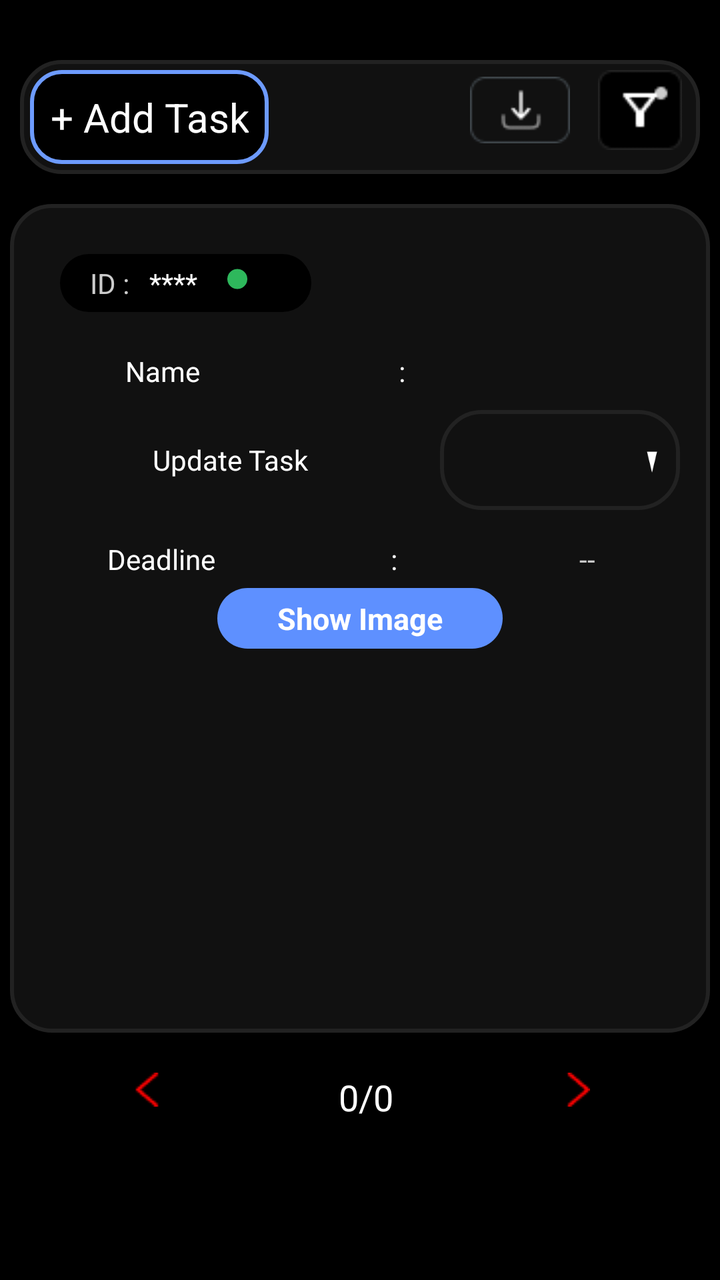
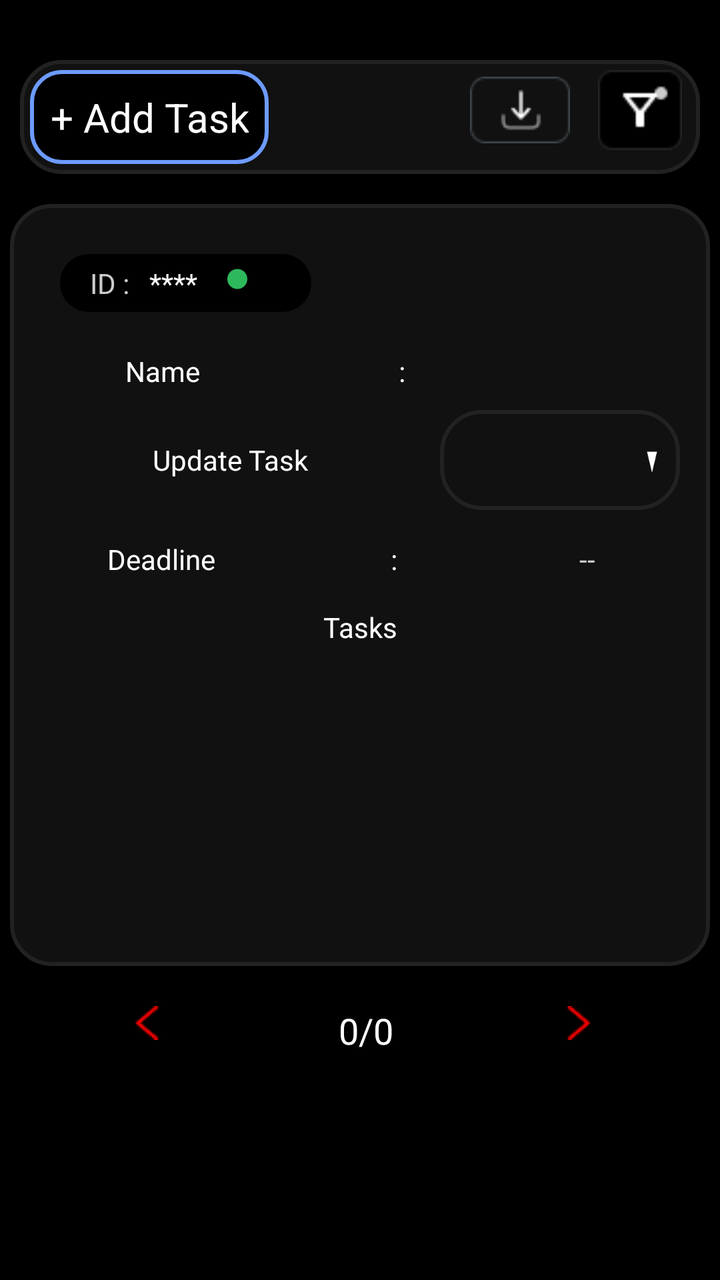

Screens rendered from an Android XML layout before and after an edit, with the pre-edit source and the edit as a unified diff.
<!-- AndroidManifest.xml: application theme AppTheme -->
<!-- res/layout/fragment_tasks.xml -->
<?xml version="1.0" encoding="utf-8"?>
<layout xmlns:android="http://schemas.android.com/apk/res/android"
    xmlns:app="http://schemas.android.com/apk/res-auto"
    xmlns:tools="http://schemas.android.com/tools">

    <LinearLayout
        android:layout_width="match_parent"
        android:layout_height="match_parent"
        android:background="@android:color/black"
        android:clickable="true"
        android:orientation="vertical"
        tools:context=".manager.activity.fragment.TasksFragment">


        <LinearLayout
            android:layout_width="match_parent"
            android:layout_height="wrap_content"
            android:layout_marginTop="20dp"
            android:orientation="horizontal">

            <ImageView
                android:layout_width="wrap_content"
                android:layout_height="wrap_content"
                android:layout_marginStart="25dp"
                android:src="@drawable/backbutton"
                android:visibility="gone" />

            <TextView
                android:id="@+id/taskreport"
                android:layout_width="match_parent"
                android:layout_height="wrap_content"
                android:layout_marginBottom="@dimen/_10"
                android:gravity="center"
                android:text="Task Report"
                android:textColor="@color/greyforText"
                android:textSize="22sp"
                android:visibility="gone" />

            <TextView
                android:id="@+id/myteamTask"
                android:layout_width="match_parent"
                android:layout_height="wrap_content"
                android:layout_marginBottom="@dimen/_10"
                android:gravity="center"
                android:text="My Team Tasks"
                android:textColor="@color/greyforText"
                android:textSize="22sp"
                android:visibility="gone" />

        </LinearLayout>

        
        
        
        
        
        
        
        
        
        
        
        
        
        
        
        
        

        <RelativeLayout
            android:layout_width="match_parent"
            android:layout_height="wrap_content"
            android:layout_margin="@dimen/_10"
            android:background="@drawable/dark_grey_bg"
            android:clickable="false">

            <TextView
                android:id="@+id/addnewTask"
                android:layout_width="wrap_content"
                android:layout_height="wrap_content"
                android:layout_margin="@dimen/_5dp"
                android:layout_marginStart="@dimen/_10"
                android:layout_marginEnd="@dimen/_15"
                android:background="@drawable/blue_border"
                android:clickable="true"
                android:gravity="center"
                android:padding="@dimen/_10"
                android:text="+ Add Task"
                android:textColor="@color/white"
                android:textSize="20sp" />

            <LinearLayout
                android:layout_width="wrap_content"
                android:layout_height="wrap_content"
                android:layout_alignParentEnd="true"
                android:layout_marginStart="15dp"
                android:gravity="center"
                android:orientation="horizontal">

                <ImageView
                    android:id="@+id/downloadIcon"
                    android:layout_width="@dimen/_60dp"
                    android:layout_height="50dp"
                    android:layout_gravity="end"
                    android:clickable="true"
                    android:padding="@dimen/_5dp"
                    android:src="@drawable/download" />

                <ImageView
                    android:id="@+id/filter"
                    android:layout_width="@dimen/_60dp"
                    android:layout_height="50dp"
                    android:clickable="true"
                    android:gravity="center"
                    android:padding="@dimen/_5dp"
                    android:src="@drawable/filter_img"
                    android:text="  Filter  "
                    android:textColor="@color/greyforText"
                    android:textSize="22sp" />

            </LinearLayout>
        </RelativeLayout>
        
        
        
        
        

        
        <RelativeLayout
            android:layout_width="match_parent"
            android:layout_height="300dp"
            android:layout_margin="@dimen/_5dp"
            android:layout_marginTop="@dimen/_20dp"
            android:layout_weight="2"
            android:background="@drawable/dark_grey_bg"
            android:elevation="@dimen/_5dp"
            android:paddingLeft="@dimen/_5dp"
            android:paddingTop="@dimen/_20dp"
            android:paddingRight="@dimen/_5dp">

            <LinearLayout
                android:id="@id/topLayout"
                android:layout_width="match_parent"
                android:layout_height="wrap_content"
                android:layout_marginStart="@dimen/_15"
                android:orientation="horizontal"
                android:weightSum="4">

                <LinearLayout
                    android:id="@+id/firstlay"
                    android:layout_width="wrap_content"
                    android:layout_height="wrap_content"
                    android:layout_margin="@dimen/_5dp"
                    android:layout_marginStart="@dimen/_20dp"
                    android:layout_weight=".5"
                    android:background="@drawable/black_button"
                    android:padding="@dimen/_5dp">

                    <TextView
                        android:layout_width="wrap_content"
                        android:layout_height="wrap_content"
                        android:paddingStart="10dp"
                        android:text="ID :"
                        android:textColor="@color/greyforText" />

                    <TextView
                        android:id="@+id/id"
                        android:layout_width="wrap_content"
                        android:layout_height="wrap_content"
                        android:paddingStart="@dimen/_10"
                        android:paddingEnd="@dimen/_10"
                        android:text="****"
                        android:textColor="@color/white" />

                    <ImageView
                        android:layout_width="10dp"
                        android:layout_height="15dp"
                        android:layout_marginStart="@dimen/_5dp"
                        android:src="@drawable/green_dot" />
                </LinearLayout>


                <TextView
                    android:id="@+id/date"
                    android:layout_width="wrap_content"
                    android:layout_height="match_parent"
                    android:layout_weight="3"
                    android:gravity="center"
                    android:text=""
                    android:textColor="@color/white" />


            </LinearLayout>

            <LinearLayout
                android:id="@+id/lay2"
                android:layout_width="match_parent"
                android:layout_height="wrap_content"
                android:layout_below="@+id/topLayout"
                android:layout_alignParentStart="true"
                android:layout_marginTop="15dp"
                android:layout_marginEnd="@dimen/_5dp"
                android:gravity="center"
                android:orientation="horizontal"
                android:weightSum="3">

                <TextView
                    android:layout_width="wrap_content"
                    android:layout_height="wrap_content"
                    android:layout_weight="1"
                    android:gravity="center"
                    android:text="  Name  "
                    android:textColor="@color/white" />

                <TextView
                    android:layout_width="wrap_content"
                    android:layout_height="wrap_content"
                    android:layout_weight="1"
                    android:gravity="center"
                    android:text=":"
                    android:textColor="@color/white" />

                <TextView
                    android:id="@+id/name"
                    android:layout_width="wrap_content"
                    android:layout_height="wrap_content"
                    android:layout_weight="1"
                    android:gravity="center"
                    android:text=" "
                    android:textColor="@color/greyforText"
                    android:textSize="14dp" />

            </LinearLayout>

            <LinearLayout
                android:id="@+id/lay3"
                android:layout_width="match_parent"
                android:layout_height="wrap_content"
                android:layout_below="@+id/lay2"
                android:layout_margin="5dp"
                android:gravity="center"
                android:orientation="horizontal"
                android:weightSum="3">

                <TextView
                    android:layout_width="200dp"
                    android:layout_height="wrap_content"
                    android:gravity="center"
                    android:text="Update Task"
                    android:textColor="@color/white" />


                <Spinner
                    android:id="@+id/status"
                    android:layout_width="match_parent"
                    android:layout_height="50dp"
                    android:layout_margin="@dimen/_5dp"
                    android:background="@drawable/custom_spinner_bg"
                    android:hint="Select From Below"
                    android:spinnerMode="dropdown"
                    android:textColor="@color/white"
                    android:textColorHint="@color/white"
                    android:textSize="15dp" />

            </LinearLayout>
            <LinearLayout
                android:id="@+id/lay4"
                android:layout_width="match_parent"
                android:layout_height="wrap_content"
                android:layout_below="@+id/lay3"
                android:layout_alignParentStart="true"
                android:layout_marginTop="5dp"
                android:layout_marginEnd="@dimen/_5dp"
                android:gravity="center"
                android:orientation="horizontal"
                android:weightSum="3">

                <TextView
                    android:layout_width="wrap_content"
                    android:layout_height="wrap_content"
                    android:layout_weight="1"
                    android:gravity="center"
                    android:text="Deadline"
                    android:textColor="@color/white" />

                <TextView
                    android:layout_width="wrap_content"
                    android:layout_height="wrap_content"
                    android:layout_weight="1"
                    android:gravity="center"
                    android:text=":"
                    android:textColor="@color/white" />

                <TextView
                    android:id="@+id/deadline"
                    android:layout_width="wrap_content"
                    android:layout_height="wrap_content"
                    android:layout_weight="1"
                    android:gravity="center"
                    android:text=" -- "
                    android:textColor="@color/greyforText"
                    android:textSize="14dp" />

            </LinearLayout>

            <TextView
                android:id="@+id/taskk"
                android:layout_width="match_parent"
                android:layout_height="wrap_content"
                android:layout_below="@+id/lay4"
                android:layout_marginStart="@dimen/_5dp"
                android:layout_marginTop="15dp"
                android:layout_marginEnd="@dimen/_5dp"
                android:gravity="center"
                android:text="Tasks"
                android:textColor="@color/white" />

            
            
            
            
            
            
            
            
            

            <TextView
                android:id="@+id/taskComments"
                android:layout_width="match_parent"
                android:layout_height="match_parent"
                android:layout_below="@+id/taskk"
                android:layout_marginLeft="@dimen/_5dp"
                android:layout_marginTop="@dimen/_10"
                android:layout_marginRight="@dimen/_5dp"
                android:layout_marginBottom="@dimen/_20dp"
                android:gravity="center"
                android:text=""
                android:textColor="@color/white" />

            <TextView
                android:id="@+id/showImg"
                android:layout_width="wrap_content"
                android:layout_height="wrap_content"
                android:layout_above="@+id/Addcomments"
                android:gravity="center"
                android:text="Show Image"
                android:layout_centerInParent="true"
                android:paddingStart="@dimen/_30dp"
                android:paddingEnd="@dimen/_30dp"
                android:paddingTop="@dimen/_5dp"
                android:paddingBottom="@dimen/_5dp"
                android:background="@drawable/blue_bg"
                android:textColor="@color/white"
                android:textSize="@dimen/_15"
                android:textStyle="bold" />

            <LinearLayout
                android:id="@+id/Addcomments"
                android:layout_width="match_parent"
                android:layout_height="wrap_content"
                android:layout_alignParentBottom="true"
                android:layout_margin="5dp"
                android:background="@color/greyBackground"
                android:clickable="false"
                android:orientation="horizontal"
                android:padding="@dimen/_5dp"
                android:visibility="gone"
              >

                <ImageView
                    android:id="@+id/profilephoto"
                    android:layout_width="wrap_content"
                    android:layout_height="40dp"
                    android:layout_weight="1"
                    android:gravity="center"
                    android:src="@drawable/profile"
                    android:layout_margin="5dp"
                    android:textColor="@color/white" />

                <EditText
                    android:id="@+id/comment"
                    android:layout_width="wrap_content"
                    android:layout_height="wrap_content"
                    android:layout_weight="2"
                    android:background="@drawable/grey_bg_rounded"
                    android:clickable="true"
                    android:gravity="center"
                    android:hint="Write a comment"
                    android:padding="10dp"
                    android:textColor="@color/greyforText"
                    android:textColorHint="@color/white"
                    android:textSize="14dp" />

                <ImageView
                    android:id="@+id/sendComment"
                    android:layout_width="50dp"
                    android:layout_height="30dp"
                    android:layout_margin="@dimen/_5dp"
                    android:clickable="true"
                    android:src="@drawable/baseline_arrow_circle_right_24" />


            </LinearLayout>

        </RelativeLayout>


        <com.shawnlin.numberpicker.NumberPicker
            android:id="@+id/number_picker"
            android:layout_width="match_parent"
            android:layout_height="wrap_content"
            android:layout_centerInParent="true"
            android:visibility="gone"
            app:np_dividerColor="@color/colorPrimary"
            app:np_height="180dp"
            app:np_max="59"
            app:np_min="0"
            app:np_orientation="horizontal"
            app:np_selectedTextColor="@color/colorPrimary"
            app:np_selectedTextSize="@dimen/_20dp"
            app:np_textColor="@color/colorPrimary"
            app:np_textSize="14dp"
            app:np_value="3"
            app:np_width="64dp" />

        <LinearLayout
            android:id="@+id/paging"
            android:layout_width="match_parent"
            android:layout_height="wrap_content"
            android:layout_gravity="bottom"
            android:layout_margin="@dimen/_5dp"
            android:layout_weight="1"
            android:clickable="false"
            android:padding="@dimen/_10"
            android:weightSum="3">

            <ImageView
                android:id="@+id/previousPage"
                android:layout_width="wrap_content"
                android:layout_height="wrap_content"
                android:layout_weight="1"
                android:clickable="true"
                android:src="@drawable/right_arrow" />

            <TextView
                android:id="@+id/pagenumber"
                android:layout_width="0dp"
                android:layout_height="wrap_content"
                android:layout_marginBottom="7dp"
                android:layout_weight="1"
                android:clickable="true"
                android:gravity="center"
                android:text="0/0"
                android:textColor="@color/white"
                android:textSize="@dimen/_18sp" />

            <ImageView
                android:id="@+id/nextPage"
                android:layout_width="wrap_content"
                android:layout_height="wrap_content"
                android:layout_weight="1"
                android:clickable="true"
                android:src="@drawable/left_arrow" />
        </LinearLayout>
    </LinearLayout>
</layout>
<!-- resources referenced by this layout -->
<resources>
  <color name="greyBackground">#111111</color>
  <color name="greyforText">#CCCCCC</color>
  <color name="white">#FFFFFF</color>
  <dimen name="_10">10dp</dimen>
  <dimen name="_15">15dp</dimen>
  <dimen name="_18sp">18sp</dimen>
  <dimen name="_20dp">20dp</dimen>
  <dimen name="_30dp">30dp</dimen>
  <dimen name="_5dp">5dp</dimen>
  <dimen name="_60dp">60dp</dimen>
  <!-- drawable baseline_arrow_circle_right_24 (drawable) -->
  <vector xmlns:android="http://schemas.android.com/apk/res/android" android:alpha="0.88" android:height="24dp" android:tint="#E0DEDE" android:viewportHeight="24" android:viewportWidth="24" android:width="24dp">
        
      <path android:fillColor="@android:color/white" android:pathData="M22,12c0,-5.52 -4.48,-10 -10,-10S2,6.48 2,12c0,5.52 4.48,10 10,10S22,17.52 22,12zM12,13l-4,0v-2l4,0V8l4,4l-4,4V13z"/>
      
  </vector>
  <!-- drawable black_button (drawable) -->
  <shape xmlns:android="http://schemas.android.com/apk/res/android"
      android:shape="rectangle">
      <solid android:color="#000000"/>
      <corners android:radius="25dp" /> 
  </shape>
  <!-- drawable blue_bg (drawable) -->
  <?xml version="1.0" encoding="utf-8"?>
  <shape xmlns:android="http://schemas.android.com/apk/res/android"
      android:shape="rectangle">
      <solid android:color="@color/lightBlue"/>
  <corners android:radius="@dimen/_20dp"/>
  </shape>
  <!-- drawable blue_border (drawable) -->
  <?xml version="1.0" encoding="utf-8"?>
  <shape xmlns:android="http://schemas.android.com/apk/res/android"
      android:shape="rectangle">
  <solid
      android:color="@color/black"/>
      <stroke android:color="#6D9BFF" android:width="2dp"/>
      <corners android:radius="@dimen/_15"/>
  </shape>
  <!-- drawable custom_spinner_bg (drawable) -->
  <?xml version="1.0" encoding="utf-8"?>
  <layer-list xmlns:android="http://schemas.android.com/apk/res/android">
      <item>
          <shape android:shape="rectangle">
              <solid android:color="@color/darkGrey" />
              <corners android:radius="20dp" />
              <stroke android:width="2dp" android:color="@color/strokeBlack" />
          </shape>
      </item>
      <item android:start="100dp">
          <vector
              android:width="24dp"
              android:height="24dp"
              android:viewportWidth="40"
              android:viewportHeight="24"
              android:gravity="right|center_vertical">
              <path
                  android:fillColor="@android:color/white"
                  android:pathData="M7 10l5 5 5-5z"/>
          </vector>
      </item>
  </layer-list>
  <!-- drawable dark_grey_bg (drawable) -->
  <?xml version="1.0" encoding="utf-8"?>
  <shape xmlns:android="http://schemas.android.com/apk/res/android"
      android:shape="rectangle">
      <solid android:color="@color/greyBackground"/>
      <corners android:radius="@dimen/_20dp"/>
      <stroke
          android:width="2dp" android:color="@color/strokeBlack"/>
  </shape>
  <!-- drawable download: png bitmap (drawable, 812 bytes) -->
  <!-- drawable green_dot (drawable) -->
  <?xml version="1.0" encoding="utf-8"?>
  <shape xmlns:android="http://schemas.android.com/apk/res/android"
      android:shape="oval">
      <solid android:color="#2eb85c" /> 
      <size android:width="8dp" android:height="8dp" /> 
  </shape>
  <!-- drawable grey_bg_rounded (drawable) -->
  <?xml version="1.0" encoding="utf-8"?>
  <shape xmlns:android="http://schemas.android.com/apk/res/android"
      android:shape="rectangle">
  <solid android:color="@color/greyBackground"/>
      <corners android:radius="@dimen/_20dp"/>
  </shape>
  <!-- drawable left_arrow: png bitmap (drawable, 247 bytes) -->
  <!-- drawable profile: png bitmap (drawable, 1364 bytes) -->
  <style name="AppTheme" parent="Theme.MaterialComponents.Light.NoActionBar">
          <item name="colorPrimaryDark">@color/black</item>
          <item name="colorSurface">@color/white</item>
      </style>
  <color name="lightBlue">#5E90FF</color>
  <color name="black">#FF000000</color>
  <color name="darkGrey">#111111</color>
  <color name="strokeBlack">#222222</color>
  <!-- unchanged entries left out for length: 3 -->
</resources>

<!-- the commit's change to res/layout/fragment_tasks.xml (unified diff, before → after) -->
@@ -2,12 +2,16 @@
 <layout xmlns:android="http://schemas.android.com/apk/res/android"
     xmlns:app="http://schemas.android.com/apk/res-auto"
     xmlns:tools="http://schemas.android.com/tools">
+<ScrollView
+    android:layout_width="match_parent"
+    android:layout_height="match_parent"
+    android:background="@android:color/black"
+    android:clickable="true">
+
 
     <LinearLayout
         android:layout_width="match_parent"
         android:layout_height="match_parent"
-        android:background="@android:color/black"
-        android:clickable="true"
         android:orientation="vertical"
         tools:context=".manager.activity.fragment.TasksFragment">
 
@@ -129,7 +133,7 @@
         
         <RelativeLayout
             android:layout_width="match_parent"
-            android:layout_height="300dp"
+            android:layout_height="wrap_content"
             android:layout_margin="@dimen/_5dp"
             android:layout_marginTop="@dimen/_20dp"
             android:layout_weight="2"
@@ -325,105 +329,113 @@
             
             
             
-
-            <TextView
-                android:id="@+id/taskComments"
-                android:layout_width="match_parent"
-                android:layout_height="match_parent"
-                android:layout_below="@+id/taskk"
-                android:layout_marginLeft="@dimen/_5dp"
-                android:layout_marginTop="@dimen/_10"
-                android:layout_marginRight="@dimen/_5dp"
-                android:layout_marginBottom="@dimen/_20dp"
-                android:gravity="center"
-                android:text=""
-                android:textColor="@color/white" />
-
-            <TextView
-                android:id="@+id/showImg"
-                android:layout_width="wrap_content"
-                android:layout_height="wrap_content"
-                android:layout_above="@+id/Addcomments"
-                android:gravity="center"
-                android:text="Show Image"
-                android:layout_centerInParent="true"
-                android:paddingStart="@dimen/_30dp"
-                android:paddingEnd="@dimen/_30dp"
-                android:paddingTop="@dimen/_5dp"
-                android:paddingBottom="@dimen/_5dp"
-                android:background="@drawable/blue_bg"
-                android:textColor="@color/white"
-                android:textSize="@dimen/_15"
-                android:textStyle="bold" />
-
-            <LinearLayout
-                android:id="@+id/Addcomments"
+<ScrollView
+    android:id="@+id/scroll"
+    android:layout_width="match_parent"
+    android:layout_height="100dp"
+    android:layout_below="@+id/taskk"
+    android:layout_marginLeft="@dimen/_5dp"
+    android:layout_marginTop="@dimen/_10"
+    android:layout_marginRight="@dimen/_5dp"
+    android:layout_marginBottom="@dimen/_40dp">
+    <TextView
+        android:id="@+id/taskComments"
+        android:layout_width="match_parent"
+        android:layout_height="match_parent"
+        android:gravity="center"
+        android:text=""
+        android:paddingBottom="@dimen/_30dp"
+        android:textColor="@color/white" />
+</ScrollView>
+
+
+
+
+
+
+
+
+
+
+
+
+
+
+
+
+
+
+
+
+
+
+            <androidx.recyclerview.widget.RecyclerView
+                android:id="@+id/fileRecycler"
                 android:layout_width="match_parent"
                 android:layout_height="wrap_content"
                 android:layout_alignParentBottom="true"
-                android:layout_margin="5dp"
-                android:background="@color/greyBackground"
-                android:clickable="false"
-                android:orientation="horizontal"
-                android:padding="@dimen/_5dp"
-                android:visibility="gone"
-              >
-
-                <ImageView
-                    android:id="@+id/profilephoto"
-                    android:layout_width="wrap_content"
-                    android:layout_height="40dp"
-                    android:layout_weight="1"
-                    android:gravity="center"
-                    android:src="@drawable/profile"
-                    android:layout_margin="5dp"
-                    android:textColor="@color/white" />
-
-                <EditText
-                    android:id="@+id/comment"
-                    android:layout_width="wrap_content"
-                    android:layout_height="wrap_content"
-                    android:layout_weight="2"
-                    android:background="@drawable/grey_bg_rounded"
-                    android:clickable="true"
-                    android:gravity="center"
-                    android:hint="Write a comment"
-                    android:padding="10dp"
-                    android:textColor="@color/greyforText"
-                    android:textColorHint="@color/white"
-                    android:textSize="14dp" />
-
-                <ImageView
-                    android:id="@+id/sendComment"
-                    android:layout_width="50dp"
-                    android:layout_height="30dp"
-                    android:layout_margin="@dimen/_5dp"
-                    android:clickable="true"
-                    android:src="@drawable/baseline_arrow_circle_right_24" />
-
-
-            </LinearLayout>
+                android:layout_below="@+id/scroll"
+                android:foregroundGravity="center"
+                android:padding="5dp" />
+
 
         </RelativeLayout>
-
-
-        <com.shawnlin.numberpicker.NumberPicker
-            android:id="@+id/number_picker"
+        <LinearLayout
+            android:id="@+id/Addcomments"
             android:layout_width="match_parent"
             android:layout_height="wrap_content"
-            android:layout_centerInParent="true"
+            android:layout_alignParentBottom="true"
+            android:layout_marginBottom="5dp"
+            android:background="@drawable/dark_grey_bg"
+            android:clickable="false"
+            android:orientation="horizontal"
             android:visibility="gone"
-            app:np_dividerColor="@color/colorPrimary"
-            app:np_height="180dp"
-            app:np_max="59"
-            app:np_min="0"
-            app:np_orientation="horizontal"
-            app:np_selectedTextColor="@color/colorPrimary"
-            app:np_selectedTextSize="@dimen/_20dp"
-            app:np_textColor="@color/colorPrimary"
-            app:np_textSize="14dp"
-            app:np_value="3"
-            app:np_width="64dp" />
+            android:padding="@dimen/_5dp"
+            android:layout_below="@+id/fileRecycler"
+            >
+
+            <com.makeramen.roundedimageview.RoundedImageView
+                android:id="@+id/profilephoto"
+                android:layout_width="wrap_content"
+                android:layout_height="40dp"
+                android:layout_weight="1"
+                android:gravity="center"
+                android:src="@drawable/profile"
+                android:layout_margin="5dp"
+                android:scaleType="centerCrop"
+                app:riv_oval="true"
+                android:textColor="@color/white" />
+
+            <com.investmango.hrconsole.commonclasses.InitialAvatarView
+                android:id="@+id/initialAvatar"
+                android:layout_width="wrap_content"
+                android:layout_height="40dp"
+                android:gravity="center"
+                android:layout_margin="5dp"/>
+            <EditText
+                android:id="@+id/comment"
+                android:layout_width="wrap_content"
+                android:layout_height="wrap_content"
+                android:layout_weight="2"
+                android:background="@drawable/grey_bg_rounded"
+                android:clickable="true"
+                android:gravity="center"
+                android:hint="Write a comment"
+                android:padding="10dp"
+                android:textColor="@color/greyforText"
+                android:textColorHint="@color/white"
+                android:textSize="14dp" />
+
+            <ImageView
+                android:id="@+id/sendComment"
+                android:layout_width="50dp"
+                android:layout_height="30dp"
+                android:layout_margin="@dimen/_5dp"
+                android:clickable="true"
+                android:src="@drawable/baseline_arrow_circle_right_24" />
+
+
+        </LinearLayout>
 
         <LinearLayout
             android:id="@+id/paging"
@@ -465,4 +477,5 @@
                 android:src="@drawable/left_arrow" />
         </LinearLayout>
     </LinearLayout>
+</ScrollView>
 </layout>
<!-- resource entries referenced after the edit -->
@@ -1,6 +1,7 @@
 <!-- resources referenced by this layout -->
 <resources>
   <color name="greyBackground">#111111</color>
+  <color name="dotGreen">#2eb85c</color>
   <color name="greyforText">#CCCCCC</color>
   <color name="white">#FFFFFF</color>
   <dimen name="_10">10dp</dimen>
@@ -8,6 +9,7 @@
   <dimen name="_18sp">18sp</dimen>
   <dimen name="_20dp">20dp</dimen>
   <dimen name="_30dp">30dp</dimen>
+  <dimen name="_40dp">40dp</dimen>
   <dimen name="_5dp">5dp</dimen>
   <dimen name="_60dp">60dp</dimen>
   <!-- drawable baseline_arrow_circle_right_24 (drawable) -->
@@ -21,13 +23,6 @@
       android:shape="rectangle">
       <solid android:color="#000000"/>
       <corners android:radius="25dp" /> 
-  </shape>
-  <!-- drawable blue_bg (drawable) -->
-  <?xml version="1.0" encoding="utf-8"?>
-  <shape xmlns:android="http://schemas.android.com/apk/res/android"
-      android:shape="rectangle">
-      <solid android:color="@color/lightBlue"/>
-  <corners android:radius="@dimen/_20dp"/>
   </shape>
   <!-- drawable blue_border (drawable) -->
   <?xml version="1.0" encoding="utf-8"?>
@@ -75,7 +70,7 @@
   <?xml version="1.0" encoding="utf-8"?>
   <shape xmlns:android="http://schemas.android.com/apk/res/android"
       android:shape="oval">
-      <solid android:color="#2eb85c" /> 
+      <solid android:color="@color/dotGreen" /> 
       <size android:width="8dp" android:height="8dp" /> 
   </shape>
   <!-- drawable grey_bg_rounded (drawable) -->
@@ -91,7 +86,6 @@
           <item name="colorPrimaryDark">@color/black</item>
           <item name="colorSurface">@color/white</item>
       </style>
-  <color name="lightBlue">#5E90FF</color>
   <color name="black">#FF000000</color>
   <color name="darkGrey">#111111</color>
   <color name="strokeBlack">#222222</color>
